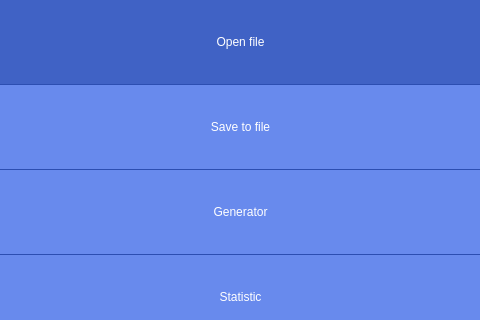
This is gui/MainWindow.ui in Savelyev-Aleksey/Compact-graph as Qt 5 draws it before an edit; both pictures show x 192 to 672 and y 0 to 320 of the 865 by 535 pixel window. The edited form follows.
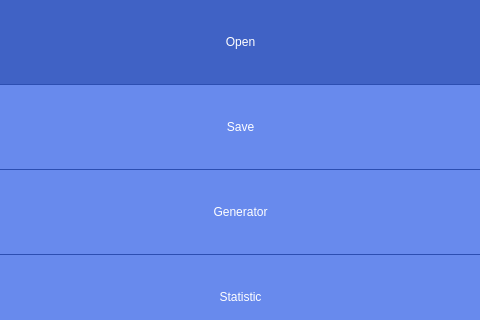
This is the edited form. Icons and pictures are not drawn.

```diff
--- a/gui/MainWindow.ui
+++ b/gui/MainWindow.ui
@@ -102,7 +102,7 @@
           <enum>Qt::NoFocus</enum>
          </property>
          <property name="text">
-          <string>Open file</string>
+          <string>Open</string>
          </property>
          <property name="icon">
           <iconset resource="resources/resources.qrc">
@@ -149,7 +149,7 @@
           <enum>Qt::NoFocus</enum>
          </property>
          <property name="text">
-          <string>Save to file</string>
+          <string>Save</string>
          </property>
          <property name="icon">
           <iconset resource="resources/resources.qrc">
```
